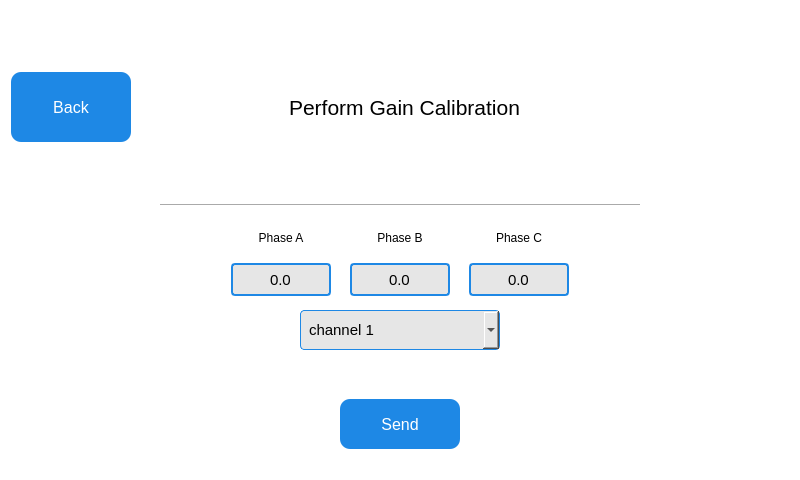
This is QT_APP/calibrationdialog.ui in eSpark-Backup/nabilfesal-msm-fw as Qt 5 draws it before an edit. The edited form follows.
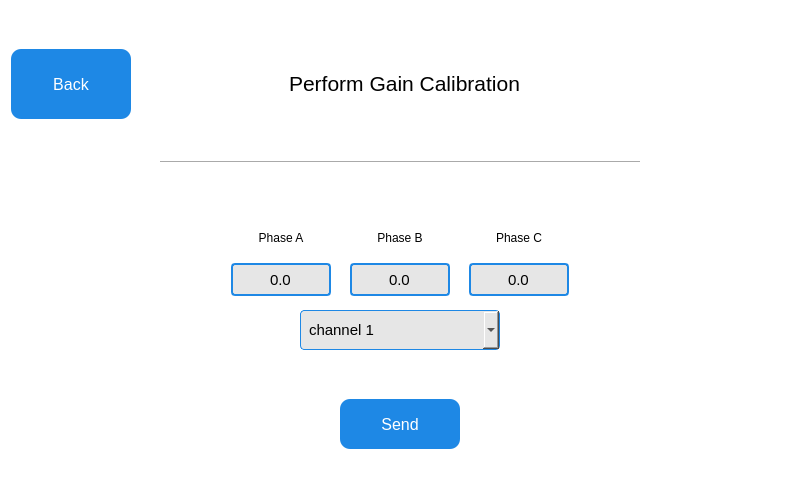
This is the edited form.

Commit message: calibration response wait and ui input reset modification

Patch:
```diff
--- a/QT_APP/calibrationdialog.ui
+++ b/QT_APP/calibrationdialog.ui
@@ -65,6 +65,11 @@
 QPushButton:pressed {
     background-color: #0D47A1;  /* Darkest blue when pressed */
 }
+
+QPushButton:disabled {
+	background-color: rgb(136, 138, 133);
+}
+
 QPushButton:focus {
     outline: none;                 /* Remove dotted border */
     background-color: #074475;     /* Brighter blue highlight */
@@ -141,10 +146,22 @@
      </property>
      <item>
       <widget class="Line" name="line">
+       <property name="sizePolicy">
+        <sizepolicy hsizetype="Fixed" vsizetype="Fixed">
+         <horstretch>0</horstretch>
+         <verstretch>0</verstretch>
+        </sizepolicy>
+       </property>
+       <property name="minimumSize">
+        <size>
+         <width>48</width>
+         <height>10</height>
+        </size>
+       </property>
        <property name="maximumSize">
         <size>
          <width>480</width>
-         <height>16777215</height>
+         <height>10</height>
         </size>
        </property>
        <property name="font">
@@ -155,6 +172,9 @@
        <property name="autoFillBackground">
         <bool>false</bool>
        </property>
+       <property name="lineWidth">
+        <number>1</number>
+       </property>
        <property name="orientation">
         <enum>Qt::Horizontal</enum>
        </property>
@@ -162,6 +182,22 @@
      </item>
     </layout>
    </item>
+   <item>
+    <spacer name="verticalSpacer">
+     <property name="orientation">
+      <enum>Qt::Vertical</enum>
+     </property>
+     <property name="sizeType">
+      <enum>QSizePolicy::Fixed</enum>
+     </property>
+     <property name="sizeHint" stdset="0">
+      <size>
+       <width>20</width>
+       <height>40</height>
+      </size>
+     </property>
+    </spacer>
+   </item>
    <item>
     <layout class="QHBoxLayout" name="horizontalLayout">
      <property name="sizeConstraint">
```
Left out of the diff: 8 changed lines with no effect on the pictures. The commit also changes 4 other files.
